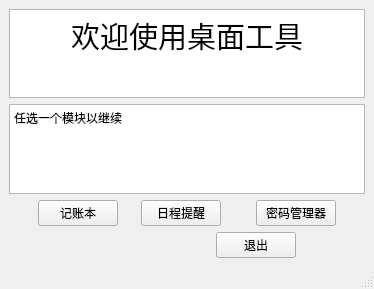
Qt form src/mainwindow.ui (AzusaKe/sdu-2-homework) before a commit.
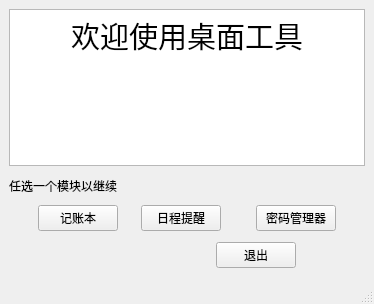
The same form after that commit.

Commit message: 继续添加ui

Patch:
```diff
--- a/src/mainwindow.ui
+++ b/src/mainwindow.ui
@@ -7,7 +7,7 @@
     <x>0</x>
     <y>0</y>
     <width>374</width>
-    <height>289</height>
+    <height>304</height>
    </rect>
   </property>
   <property name="windowTitle">
@@ -46,20 +46,6 @@
         </property>
        </widget>
       </item>
-      <item>
-       <widget class="QTextBrowser" name="textBrowser_2">
-        <property name="html">
-         <string>&lt;!DOCTYPE HTML PUBLIC &quot;-//W3C//DTD HTML 4.0//EN&quot; &quot;http://www.w3.org/TR/REC-html40/strict.dtd&quot;&gt;
-&lt;html&gt;&lt;head&gt;&lt;meta name=&quot;qrichtext&quot; content=&quot;1&quot; /&gt;&lt;meta charset=&quot;utf-8&quot; /&gt;&lt;style type=&quot;text/css&quot;&gt;
-p, li { white-space: pre-wrap; }
-hr { height: 1px; border-width: 0; }
-li.unchecked::marker { content: &quot;\2610&quot;; }
-li.checked::marker { content: &quot;\2612&quot;; }
-&lt;/style&gt;&lt;/head&gt;&lt;body style=&quot; font-family:'Microsoft YaHei UI'; font-size:9pt; font-weight:400; font-style:normal;&quot;&gt;
-&lt;p style=&quot; margin-top:0px; margin-bottom:0px; margin-left:0px; margin-right:0px; -qt-block-indent:0; text-indent:0px;&quot;&gt;任选一个模块以继续&lt;/p&gt;&lt;/body&gt;&lt;/html&gt;</string>
-        </property>
-       </widget>
-      </item>
       <item>
        <spacer name="verticalSpacer_2">
         <property name="orientation">
@@ -73,6 +59,26 @@
         </property>
        </spacer>
       </item>
+      <item>
+       <widget class="QLabel" name="display_label">
+        <property name="text">
+         <string>任选一个模块以继续</string>
+        </property>
+       </widget>
+      </item>
+      <item>
+       <spacer name="verticalSpacer_4">
+        <property name="orientation">
+         <enum>Qt::Orientation::Vertical</enum>
+        </property>
+        <property name="sizeHint" stdset="0">
+         <size>
+          <width>20</width>
+          <height>40</height>
+         </size>
+        </property>
+       </spacer>
+      </item>
       <item>
        <layout class="QHBoxLayout" name="horizontalLayout">
         <item>
```
The commit also changes 18 other files.
